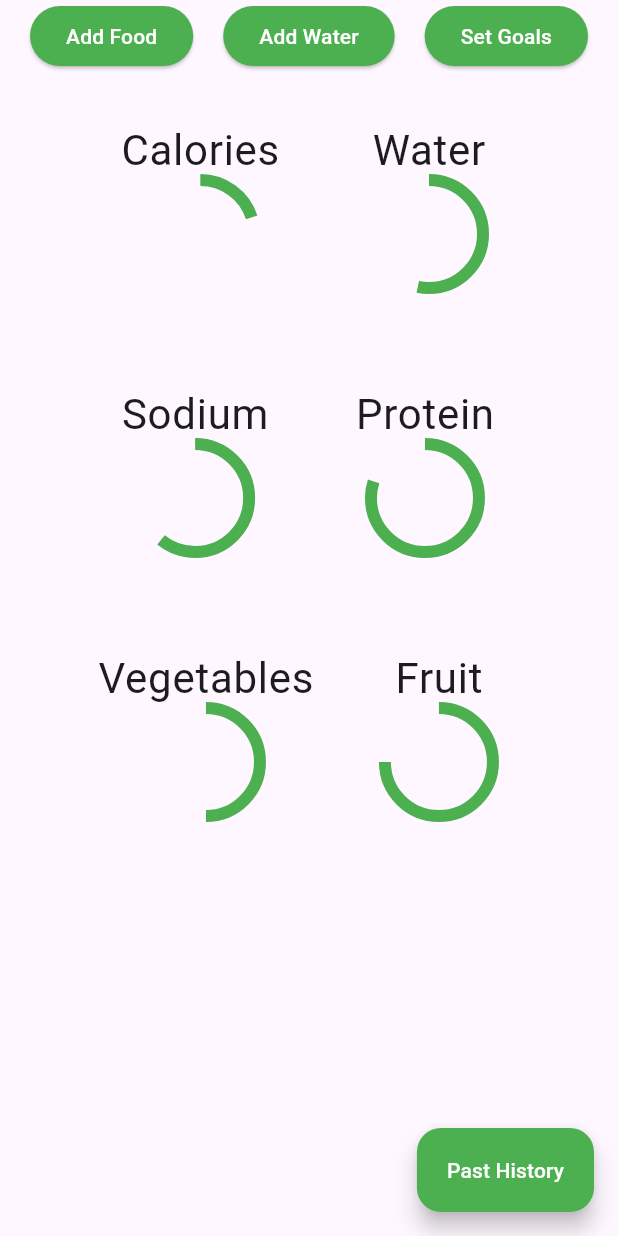
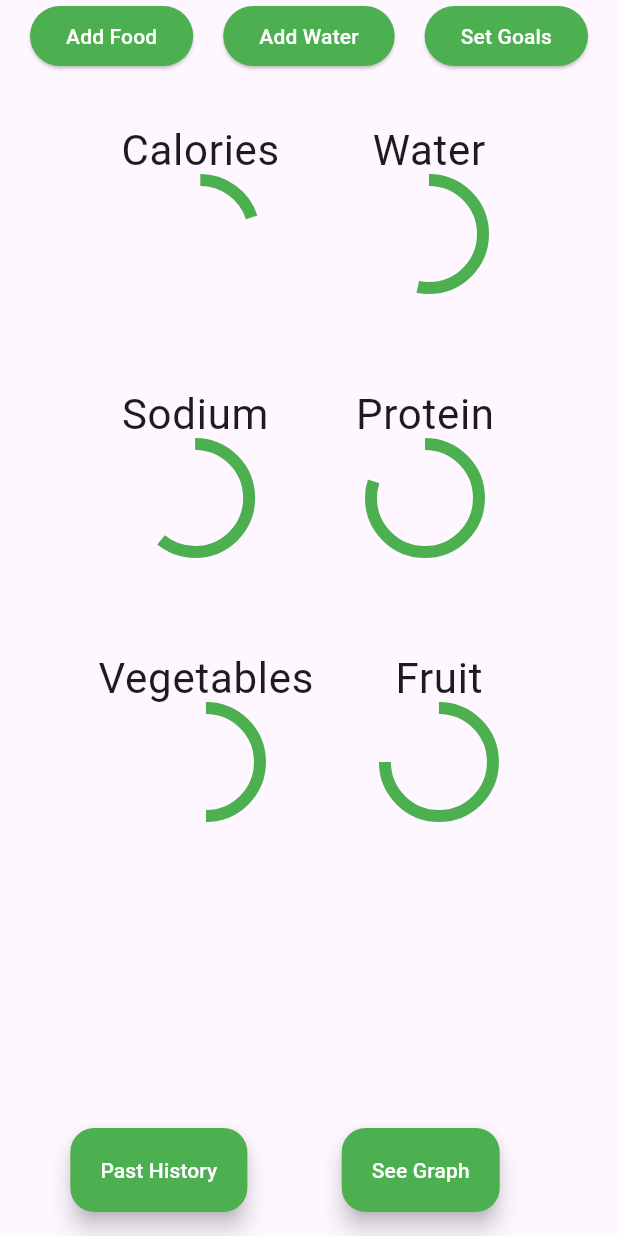
Before and after one commit to Uberkell/Health_App, a Flutter app: the UpdatingTrackerHomePage screen opened directly, on a phone screen of 412 x 824 dp. Run offline on Flutter 3.47's test engine with Material 3 defaults, Android fonts, the phone set to English and light mode, and no system bars; our stand-ins replace cloud_firestore, firebase_auth, firebase_core, firebase_storage, flutter_local_notifications, image_picker and 4 more; accounts and stored records are empty.

Commit message:
Fixed graph button not appearing.

```diff
--- a/lib/pages/tracker_home_page.dart
+++ b/lib/pages/tracker_home_page.dart
@@ -378,10 +378,20 @@ class UpdatedState extends State<UpdatingTrackerHomePage> {
                         Text("Fruit"),
                         fruitProgress])),
                 ],),
+
             ),
           ]
+
       )]),
-      floatingActionButton: seeHistory,
+
+      floatingActionButton: Row(
+        mainAxisAlignment: MainAxisAlignment.spaceEvenly,
+        children: [
+          seeHistory,
+          seeGraph,
+        ],
+      ),
+
     );
   }
 }
```
